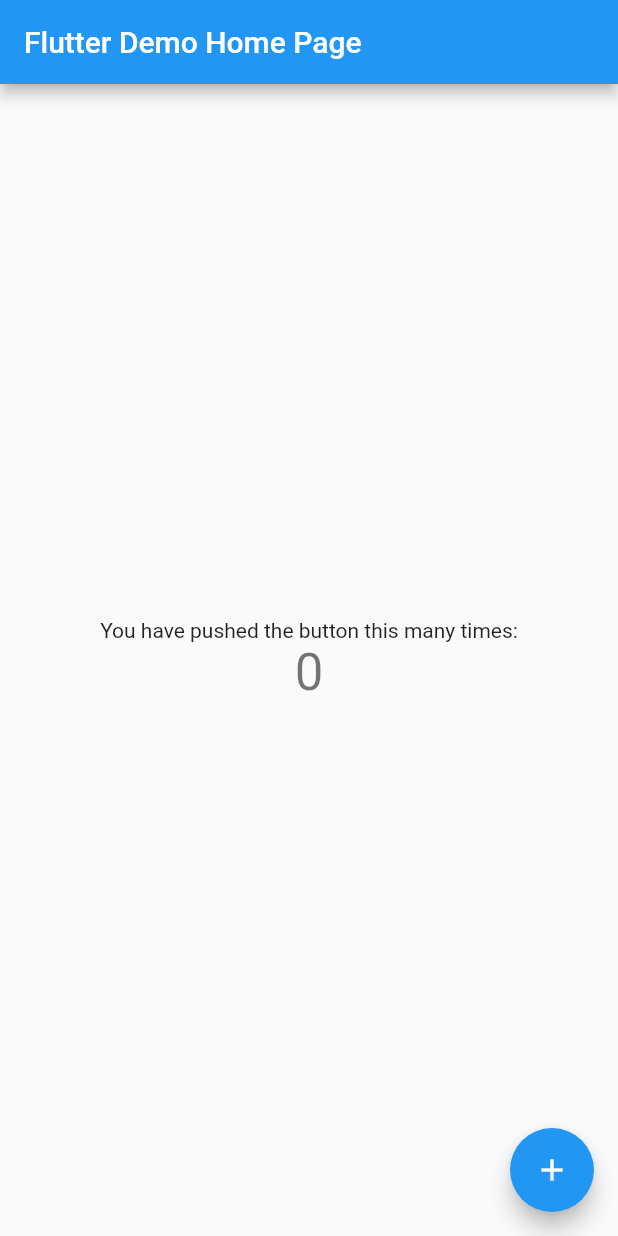
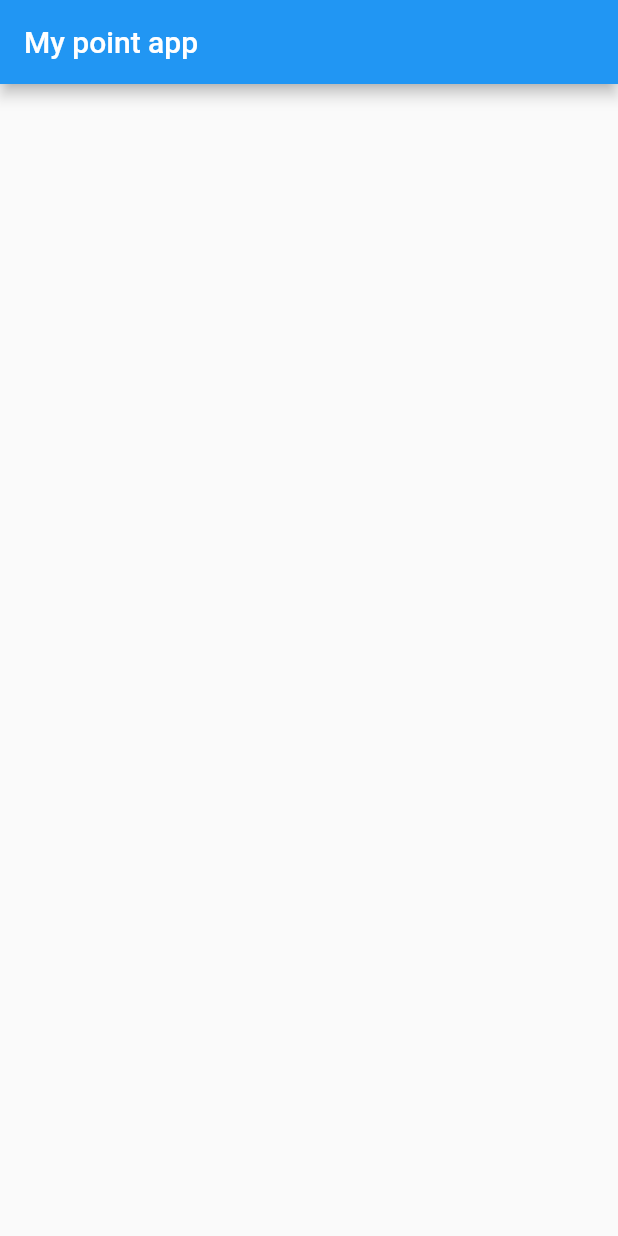
Before and after one commit to khoabm/point_app, a Flutter app: the screen it shows after launch, on a phone screen of 412 x 824 dp. Run offline on Flutter 3.47's test engine with Material 2 defaults, Android fonts, the phone set to English and light mode, and no system bars.

Commit message:
modify main

```diff
--- a/lib/main.dart
+++ b/lib/main.dart
@@ -13,103 +13,27 @@ class MyApp extends StatelessWidget {
     return MaterialApp(
       title: 'Flutter Demo',
       theme: ThemeData(
-        // This is the theme of your application.
-        //
-        // Try running your application with "flutter run". You'll see the
-        // application has a blue toolbar. Then, without quitting the app, try
-        // changing the primarySwatch below to Colors.green and then invoke
-        // "hot reload" (press "r" in the console where you ran "flutter run",
-        // or simply save your changes to "hot reload" in a Flutter IDE).
-        // Notice that the counter didn't reset back to zero; the application
-        // is not restarted.
         primarySwatch: Colors.blue,
       ),
-      home: const MyHomePage(title: 'Flutter Demo Home Page'),
+      home: const MyHomePage(),
     );
   }
 }
 
 class MyHomePage extends StatefulWidget {
-  const MyHomePage({super.key, required this.title});
-
-  // This widget is the home page of your application. It is stateful, meaning
-  // that it has a State object (defined below) that contains fields that affect
-  // how it looks.
-
-  // This class is the configuration for the state. It holds the values (in this
-  // case the title) provided by the parent (in this case the App widget) and
-  // used by the build method of the State. Fields in a Widget subclass are
-  // always marked "final".
-
-  final String title;
+  const MyHomePage({super.key});
 
   @override
   State<MyHomePage> createState() => _MyHomePageState();
 }
 
 class _MyHomePageState extends State<MyHomePage> {
-  int _counter = 0;
-
-  void _incrementCounter() {
-    setState(() {
-      // This call to setState tells the Flutter framework that something has
-      // changed in this State, which causes it to rerun the build method below
-      // so that the display can reflect the updated values. If we changed
-      // _counter without calling setState(), then the build method would not be
-      // called again, and so nothing would appear to happen.
-      _counter++;
-    });
-  }
-
   @override
   Widget build(BuildContext context) {
-    // This method is rerun every time setState is called, for instance as done
-    // by the _incrementCounter method above.
-    //
-    // The Flutter framework has been optimized to make rerunning build methods
-    // fast, so that you can just rebuild anything that needs updating rather
-    // than having to individually change instances of widgets.
     return Scaffold(
       appBar: AppBar(
-        // Here we take the value from the MyHomePage object that was created by
-        // the App.build method, and use it to set our appbar title.
-        title: Text(widget.title),
+        title: const Text("My point app"),
       ),
-      body: Center(
-        // Center is a layout widget. It takes a single child and positions it
-        // in the middle of the parent.
-        child: Column(
-          // Column is also a layout widget. It takes a list of children and
-          // arranges them vertically. By default, it sizes itself to fit its
-          // children horizontally, and tries to be as tall as its parent.
-          //
-          // Invoke "debug painting" (press "p" in the console, choose the
-          // "Toggle Debug Paint" action from the Flutter Inspector in Android
-          // Studio, or the "Toggle Debug Paint" command in Visual Studio Code)
-          // to see the wireframe for each widget.
-          //
-          // Column has various properties to control how it sizes itself and
-          // how it positions its children. Here we use mainAxisAlignment to
-          // center the children vertically; the main axis here is the vertical
-          // axis because Columns are vertical (the cross axis would be
-          // horizontal).
-          mainAxisAlignment: MainAxisAlignment.center,
-          children: <Widget>[
-            const Text(
-              'You have pushed the button this many times:',
-            ),
-            Text(
-              '$_counter',
-              style: Theme.of(context).textTheme.headline4,
-            ),
-          ],
-        ),
-      ),
-      floatingActionButton: FloatingActionButton(
-        onPressed: _incrementCounter,
-        tooltip: 'Increment',
-        child: const Icon(Icons.add),
-      ), // This trailing comma makes auto-formatting nicer for build methods.
     );
   }
 }
```
